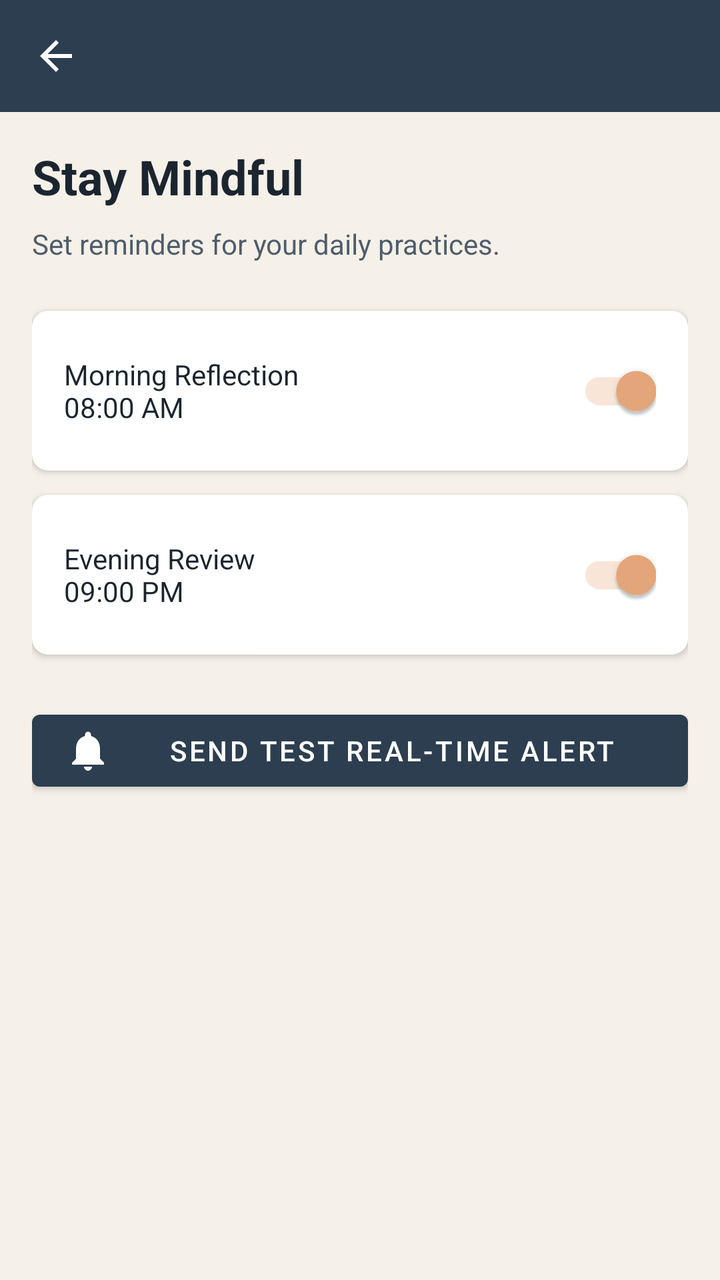
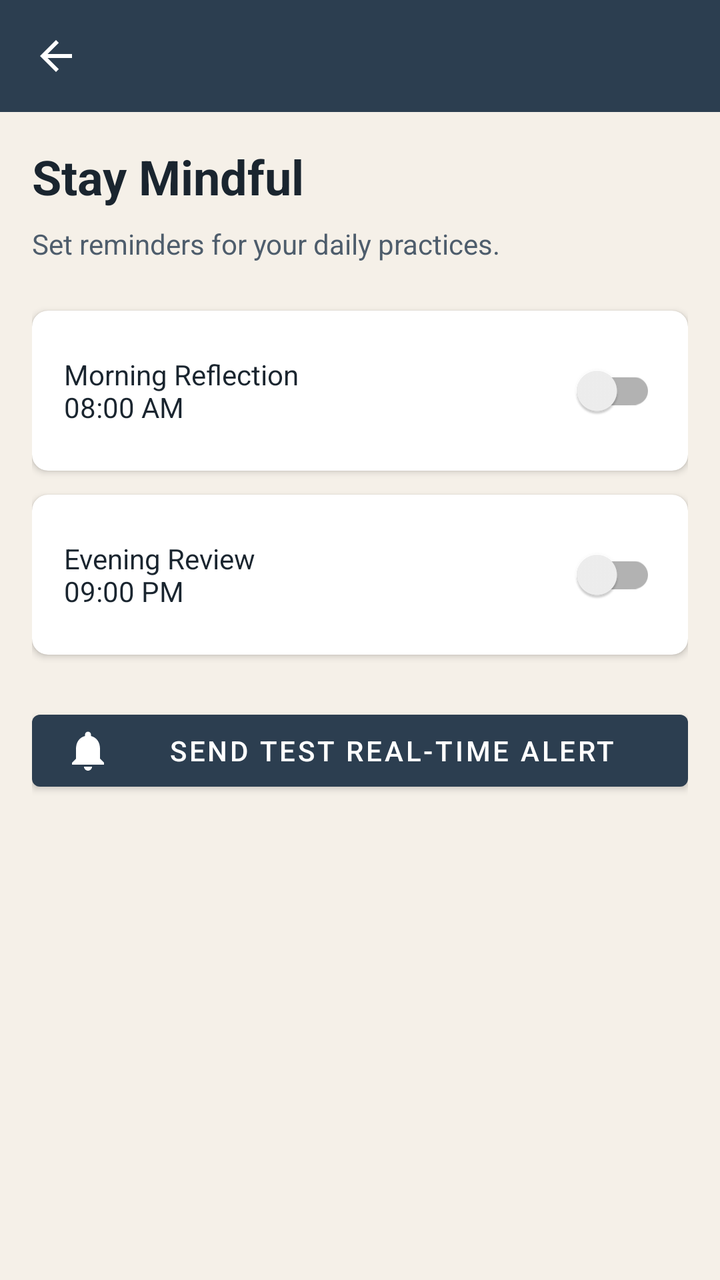

The first picture is an Android layout as it rendered before a commit; the second is the same layout after the commit. The layout source and the unified diff follow.
<!-- AndroidManifest.xml: application theme Theme.StoicMind -->
<!-- res/layout/activity_reminders.xml -->
<?xml version="1.0" encoding="utf-8"?>
<LinearLayout xmlns:android="http://schemas.android.com/apk/res/android"
    xmlns:app="http://schemas.android.com/apk/res-auto"
    android:layout_width="match_parent"
    android:layout_height="match_parent"
    android:orientation="vertical"
    android:background="?android:attr/windowBackground">

    <include
        android:id="@+id/toolbarInclude"
        layout="@layout/layout_toolbar" />

    <LinearLayout
        android:layout_width="match_parent"
        android:layout_height="wrap_content"
        android:padding="16dp"
        android:orientation="vertical">

        <TextView
            android:layout_width="wrap_content"
            android:layout_height="wrap_content"
            android:text="Stay Mindful"
            android:textSize="24sp"
            android:textStyle="bold"
            android:textColor="@color/colorTextPrimary" />

        <TextView
            android:layout_width="wrap_content"
            android:layout_height="wrap_content"
            android:text="Set reminders for your daily practices."
            android:layout_marginTop="8dp"
            android:textColor="@color/colorTextSecondary" />

        <androidx.cardview.widget.CardView
            android:id="@+id/cvMorning"
            android:layout_width="match_parent"
            android:layout_height="wrap_content"
            android:layout_marginTop="24dp"
            android:clickable="true"
            android:focusable="true"
            app:cardCornerRadius="8dp">
            <LinearLayout
                android:layout_width="match_parent"
                android:layout_height="wrap_content"
                android:padding="16dp"
                android:gravity="center_vertical">
                <TextView
                    android:id="@+id/tvMorningTime"
                    android:layout_width="0dp"
                    android:layout_height="wrap_content"
                    android:layout_weight="1"
                    android:text="Morning Reflection\n08:00 AM"
                    android:textColor="@color/colorTextPrimary" />
                <androidx.appcompat.widget.SwitchCompat
                    android:id="@+id/switchMorning"
                    android:layout_width="wrap_content"
                    android:layout_height="wrap_content"
                    android:checked="true" />
            </LinearLayout>
        </androidx.cardview.widget.CardView>

        <androidx.cardview.widget.CardView
            android:id="@+id/cvEvening"
            android:layout_width="match_parent"
            android:layout_height="wrap_content"
            android:layout_marginTop="12dp"
            android:clickable="true"
            android:focusable="true"
            app:cardCornerRadius="8dp">
            <LinearLayout
                android:layout_width="match_parent"
                android:layout_height="wrap_content"
                android:padding="16dp"
                android:gravity="center_vertical">
                <TextView
                    android:id="@+id/tvEveningTime"
                    android:layout_width="0dp"
                    android:layout_height="wrap_content"
                    android:layout_weight="1"
                    android:text="Evening Review\n09:00 PM"
                    android:textColor="@color/colorTextPrimary" />
                <androidx.appcompat.widget.SwitchCompat
                    android:id="@+id/switchEvening"
                    android:layout_width="wrap_content"
                    android:layout_height="wrap_content"
                    android:checked="true" />
            </LinearLayout>
        </androidx.cardview.widget.CardView>

        <com.google.android.material.button.MaterialButton
            android:id="@+id/btnTestRealtimeAlert"
            android:layout_width="match_parent"
            android:layout_height="wrap_content"
            android:layout_marginTop="24dp"
            android:text="Send Test Real-Time Alert"
            app:icon="@drawable/ic_notification" />

    </LinearLayout>

</LinearLayout>
<!-- res/layout/layout_toolbar.xml (included above) -->
<?xml version="1.0" encoding="utf-8"?>
<androidx.appcompat.widget.Toolbar xmlns:android="http://schemas.android.com/apk/res/android"
    xmlns:app="http://schemas.android.com/apk/res-auto"
    android:id="@+id/toolbar"
    android:layout_width="match_parent"
    android:layout_height="?attr/actionBarSize"
    android:background="?attr/colorPrimary"
    app:titleTextColor="?attr/colorOnPrimary"
    app:navigationIconTint="?attr/colorOnPrimary"
    app:navigationIcon="?attr/homeAsUpIndicator"
    android:theme="@style/ThemeOverlay.AppCompat.Dark.ActionBar" />
<!-- resources referenced by this layout -->
<resources>
  <color name="colorTextPrimary">#1A252F</color>
  <color name="colorTextSecondary">#4E5D6C</color>
  <!-- drawable ic_notification (drawable) -->
  <?xml version="1.0" encoding="utf-8"?>
  <vector xmlns:android="http://schemas.android.com/apk/res/android"
      android:width="24dp"
      android:height="24dp"
      android:viewportWidth="24"
      android:viewportHeight="24">
      <path
          android:fillColor="#FF000000"
          android:pathData="M12,22c1.1,0 2,-0.9 2,-2h-4c0,1.1 0.9,2 2,2zm6,-6v-5c0,-3.07 -1.63,-5.64 -4.5,-6.32V4c0,-0.83 -0.67,-1.5 -1.5,-1.5s-1.5,0.67 -1.5,1.5v0.68C7.64,5.36 6,7.92 6,11v5l-2,2v1h16v-1l-2,-2z"/>
  </vector>
  <style name="Theme.StoicMind" parent="Theme.MaterialComponents.DayNight.NoActionBar">
          <item name="colorPrimary">@color/colorPrimary</item>
          <item name="colorPrimaryVariant">@color/colorPrimaryDark</item>
          <item name="colorOnPrimary">@color/colorTextLight</item>
          <item name="colorSecondary">@color/colorAccent</item>
          <item name="colorSecondaryVariant">@color/colorGold</item>
          <item name="colorOnSecondary">@color/colorTextLight</item>
          <item name="android:statusBarColor">@color/colorPrimaryDark</item>
          <item name="android:windowBackground">@color/colorBackground</item>
  
          
          <item name="textInputStyle">@style/Widget.StoicMind.TextInputLayout</item>
      </style>
  <color name="colorPrimary">#2C3E50</color>
  <color name="colorPrimaryDark">#1A2634</color>
  <color name="colorTextLight">#FFFFFF</color>
  <color name="colorAccent">#E8A87C</color>
  <color name="colorGold">#D4A74A</color>
  <color name="colorBackground">#F5F0E8</color>
  <style name="Widget.StoicMind.TextInputLayout" parent="Widget.MaterialComponents.TextInputLayout.OutlinedBox">
          <item name="hintTextColor">@color/colorPrimary</item>
          <item name="android:textColorHint">@color/colorTextSecondary</item>
          <item name="boxStrokeColor">@color/colorPrimary</item>
          <item name="startIconTint">@color/colorTextSecondary</item>
          <item name="endIconTint">@color/colorTextSecondary</item>
      </style>
</resources>

<!-- the commit's change to res/layout/activity_reminders.xml (unified diff, before → after) -->
@@ -55,7 +55,7 @@
                     android:id="@+id/switchMorning"
                     android:layout_width="wrap_content"
                     android:layout_height="wrap_content"
-                    android:checked="true" />
+                    android:checked="false" />
             </LinearLayout>
         </androidx.cardview.widget.CardView>
 
@@ -83,7 +83,7 @@
                     android:id="@+id/switchEvening"
                     android:layout_width="wrap_content"
                     android:layout_height="wrap_content"
-                    android:checked="true" />
+                    android:checked="false" />
             </LinearLayout>
         </androidx.cardview.widget.CardView>
 
